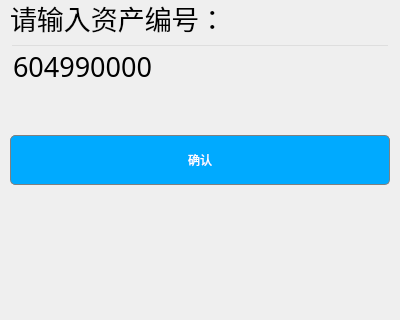
This is pages/AssetQuery.ui in wps139hf/app as Qt 5 draws it before an edit; both pictures show x 0 to 400 and y 112 to 432 of the 400 by 600 pixel window. The edited form follows.
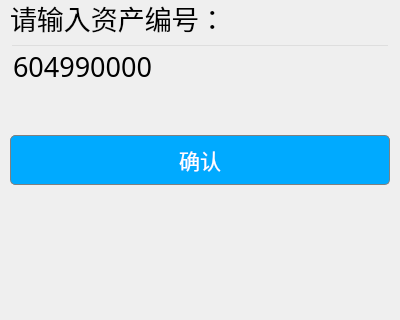
This is the edited form. Custom widgets are drawn as their Qt base class.

Commit message: change font to MicrosoftYaHei.ttf

Diff of the .ui file:
```diff
--- a/pages/AssetQuery.ui
+++ b/pages/AssetQuery.ui
@@ -109,6 +109,12 @@
          <height>50</height>
         </size>
        </property>
+       <property name="font">
+        <font>
+         <family>微软雅黑</family>
+         <pointsize>16</pointsize>
+        </font>
+       </property>
        <property name="styleSheet">
         <string notr="true">QPushButton{
     border: 1px solid gray;
```
Left out of the diff: 4 changed lines with no effect on the pictures. The commit also changes 14 other files.
